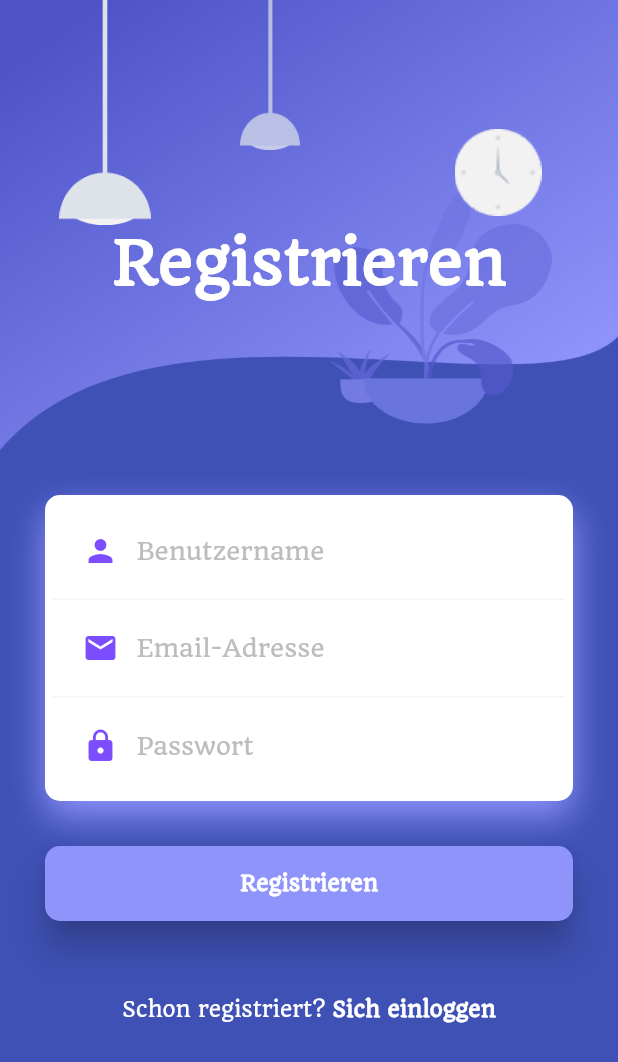
After one commit to AlfredTachi/bsk_app, a Flutter app: the Signuppage screen opened by its route, on a phone screen of 412 x 824 dp. The commit adds this screen. Shown: the top 1062 px of the screen. Run offline on Flutter 3.47's test engine with Material 2 defaults, Android fonts, the phone set to English and light mode, and no system bars; our stand-ins replace curved_navigation_bar; project files that could hold a hidden picture were left out.

Commit message:
add signup file

```diff
--- a/lib/login/login.dart
+++ b/lib/login/login.dart
@@ -1,11 +1,11 @@
 import 'package:flutter/material.dart';
 
-class LoginPage extends StatefulWidget {
+class Loginpage extends StatefulWidget {
   @override
-  _LoginPageState createState() => _LoginPageState();
+  _LoginpageState createState() => _LoginpageState();
 }
 
-class _LoginPageState extends State<LoginPage> {
+class _LoginpageState extends State<Loginpage> {
   @override
   Widget build(BuildContext context) {
     bool _rememberMe = false;
@@ -321,7 +321,9 @@ class _LoginPageState extends State<LoginPage> {
 
   Widget _buildSignupBtn() {
     return GestureDetector(
-      onTap: () => print('Registrieren Button angeklickt'),
+      onTap: (){
+        Navigator.of(context).pushNamed('/signuppage');
+      },
       child: RichText(
         text: TextSpan(
           children: [
--- a/lib/route_generator.dart
+++ b/lib/route_generator.dart
@@ -2,6 +2,7 @@ import 'package:flutter/material.dart';
 import 'package:bsk_app/home/home.dart';
 import 'package:bsk_app/login/login.dart';
 import 'package:bsk_app/splash/splash.dart';
+import 'package:bsk_app/signup/signup.dart';
 
 class RouteGenerator {
 
@@ -23,7 +24,9 @@ class RouteGenerator {
       case '/':
         return MaterialPageRoute(builder: (_) => Splashscreen());
       case '/loginpage':
-        return MaterialPageRoute(builder: (_) => LoginPage());
+        return MaterialPageRoute(builder: (_) => Loginpage());
+      case '/signuppage':
+        return MaterialPageRoute(builder: (_) => Signuppage());
       case '/homepage':
         return MaterialPageRoute(builder: (_) => Homepage());
       default:
--- /dev/null
+++ b/lib/signup/signup.dart
@@ -0,0 +1,227 @@
+import 'package:flutter/material.dart';
+
+class Signuppage extends StatefulWidget {
+  @override
+  _SignuppageState createState() => _SignuppageState();
+}
+
+class _SignuppageState extends State<Signuppage> {
+  @override
+  Widget build(BuildContext context) {
+    return Scaffold(
+      backgroundColor: Colors.indigo,
+      body: SingleChildScrollView(
+        child: Column(
+          mainAxisAlignment: MainAxisAlignment.start,
+          children: <Widget>[
+            Container(
+              height: 300,
+              decoration: BoxDecoration(
+                image: DecorationImage(
+                    image: AssetImage("images/background.png"),
+                    fit: BoxFit.fill),
+              ),
+              child: Stack(
+                children: <Widget>[
+                  Positioned(
+                    left: 30,
+                    width: 80,
+                    height: 150,
+                    child: Container(
+                      decoration: BoxDecoration(
+                        image: DecorationImage(
+                            image: AssetImage("images/light-1.png")),
+                      ),
+                    ),
+                  ),
+                  Positioned(
+                    left: 140,
+                    width: 80,
+                    height: 100,
+                    child: Container(
+                      decoration: BoxDecoration(
+                        image: DecorationImage(
+                            image: AssetImage("images/light-2.png")),
+                      ),
+                    ),
+                  ),
+                  Positioned(
+                    right: 40,
+                    top: 40,
+                    width: 80,
+                    height: 150,
+                    child: Container(
+                      decoration: BoxDecoration(
+                        image: DecorationImage(
+                            image: AssetImage("images/clock.png")),
+                      ),
+                    ),
+                  ),
+                  Positioned(
+                    child: Container(
+                      margin: EdgeInsets.only(top: 50.0),
+                      child: Center(
+                        child: Text(
+                          "Registrieren",
+                          style: TextStyle(
+                              color: Colors.white,
+                              fontSize: 40,
+                              fontFamily: "Quando",
+                              fontWeight: FontWeight.bold),
+                        ),
+                      ),
+                    ),
+                  ),
+                ],
+              ),
+            ),
+            Padding(
+              padding: EdgeInsets.all(30.0),
+              child: Column(
+                mainAxisAlignment: MainAxisAlignment.start,
+                children: <Widget>[
+                  Container(
+                    padding: EdgeInsets.all(5.0),
+                    decoration: BoxDecoration(
+                        color: Colors.white,
+                        borderRadius: BorderRadius.circular(10.0),
+                        boxShadow: [
+                          BoxShadow(
+                            color: Color.fromRGBO(143, 148, 251, 2),
+                            blurRadius: 20.0,
+                            offset: Offset(0, 10),
+                          )
+                        ]),
+                    child: Column(
+                      mainAxisAlignment: MainAxisAlignment.start,
+                      children: <Widget>[
+                        Container(
+                          padding: EdgeInsets.all(8.0),
+                          decoration: BoxDecoration(
+                              border: Border(
+                                  bottom: BorderSide(color: Colors.grey[100]))),
+                          child: TextField(
+                            keyboardType: TextInputType.emailAddress,
+                            decoration: InputDecoration(
+                                border: InputBorder.none,
+                                contentPadding: EdgeInsets.only(top: 14.0),
+                                hintText: "Benutzername",
+                                hintStyle: TextStyle(
+                                    color: Colors.grey[400],
+                                    fontFamily: "Quando"),
+                                prefixIcon: Icon(Icons.person,
+                                    color: Colors.deepPurpleAccent)),
+                          ),
+                        ),
+                        Container(
+                          padding: EdgeInsets.all(8.0),
+                          decoration: BoxDecoration(
+                              border: Border(
+                                  bottom: BorderSide(color: Colors.grey[100]))),
+                          child: TextField(
+                            decoration: InputDecoration(
+                                border: InputBorder.none,
+                                contentPadding: EdgeInsets.only(top: 14.0),
+                                hintText: "Email-Adresse",
+                                hintStyle: TextStyle(
+                                  color: Colors.grey[400],
+                                  fontFamily: "Quando",
+                                ),
+                                prefixIcon: Icon(Icons.email,
+                                    color: Colors.deepPurpleAccent)),
+                          ),
+                        ),
+                        Container(
+                          padding: EdgeInsets.all(8.0),
+                          child: TextField(
+                            obscureText: true,
+                            decoration: InputDecoration(
+                                border: InputBorder.none,
+                                contentPadding: EdgeInsets.only(top: 14.0),
+                                hintText: "Passwort",
+                                hintStyle: TextStyle(
+                                  color: Colors.grey[400],
+                                  fontFamily: "Quando",
+                                ),
+                                prefixIcon: Icon(Icons.lock,
+                                    color: Colors.deepPurpleAccent)),
+                          ),
+                        ),
+                      ],
+                    ),
+                  ),
+                  SizedBox(
+                    height: 30,
+                  ),
+                  MaterialButton(
+                    onPressed: () {
+                      // Navigator.of(context).pushNamed("/profilpage");
+                      print("Daten submitet");
+                    },
+                    elevation: 10.0,
+                    color: Color.fromRGBO(143, 148, 251, 1),
+                    splashColor: Colors.deepPurple,
+                    highlightColor: Colors.deepPurple,
+                    padding: EdgeInsets.all(0.0),
+                    shape: RoundedRectangleBorder(
+                        borderRadius: BorderRadius.circular(10.0)),
+                    child: Container(
+                      height: 50,
+                      child: Center(
+                        child: Text(
+                          "Registrieren",
+                          style: TextStyle(
+                            color: Colors.white,
+                            fontWeight: FontWeight.bold,
+                            fontFamily: "Quando",
+                          ),
+                        ),
+                      ),
+                    ),
+                  ),
+                  SizedBox(
+                    height: 30,
+                  ),
+                  SizedBox(
+                    height: 20,
+                  ),
+                  _buildSignInBtn()
+                ],
+              ),
+            ),
+          ],
+        ),
+      ),
+    );
+  }
+
+  Widget _buildSignInBtn() {
+    return GestureDetector(
+      onTap: (){
+        Navigator.of(context).pushNamed('/loginpage');
+      },
+      child: RichText(
+        text: TextSpan(
+          children: [
+            TextSpan(
+              text: 'Schon registriert? ',
+              style: TextStyle(
+                  color: Colors.white,
+                  fontSize: 14.0,
+                  fontWeight: FontWeight.w400,
+                  fontFamily: "Quando"),
+            ),
+            TextSpan(
+              text: 'Sich einloggen',
+              style: TextStyle(
+                  color: Colors.white,
+                  fontSize: 14.0,
+                  fontWeight: FontWeight.bold,
+                  fontFamily: "Quando"),
+            ),
+          ],
+        ),
+      ),
+    );
+  }
+}
```
